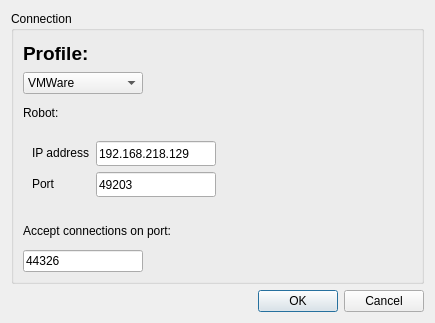
Before: the Qt Designer form preferencedialog.ui in PhiTheta/Lunabotics_Qt, drawn with Qt 5.
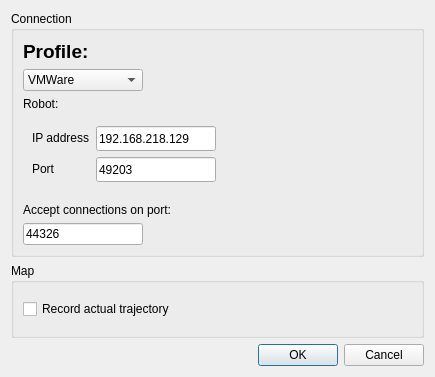
After: the same form once the commit is applied.

Commit message: Recording actual trajectory

Patch:
```diff
--- a/preferencedialog.ui
+++ b/preferencedialog.ui
@@ -7,7 +7,7 @@
     <x>0</x>
     <y>0</y>
     <width>435</width>
-    <height>323</height>
+    <height>377</height>
    </rect>
   </property>
   <property name="windowTitle">
@@ -159,6 +159,22 @@
      </layout>
     </widget>
    </item>
+   <item>
+    <widget class="QGroupBox" name="mapBox">
+     <property name="title">
+      <string>Map</string>
+     </property>
+     <layout class="QVBoxLayout" name="verticalLayout_3">
+      <item>
+       <widget class="QCheckBox" name="recordCheckBox">
+        <property name="text">
+         <string>Record actual trajectory</string>
+        </property>
+       </widget>
+      </item>
+     </layout>
+    </widget>
+   </item>
    <item>
     <widget class="QDialogButtonBox" name="buttonBox">
      <property name="layoutDirection">
```
The commit also changes 5 other files.
